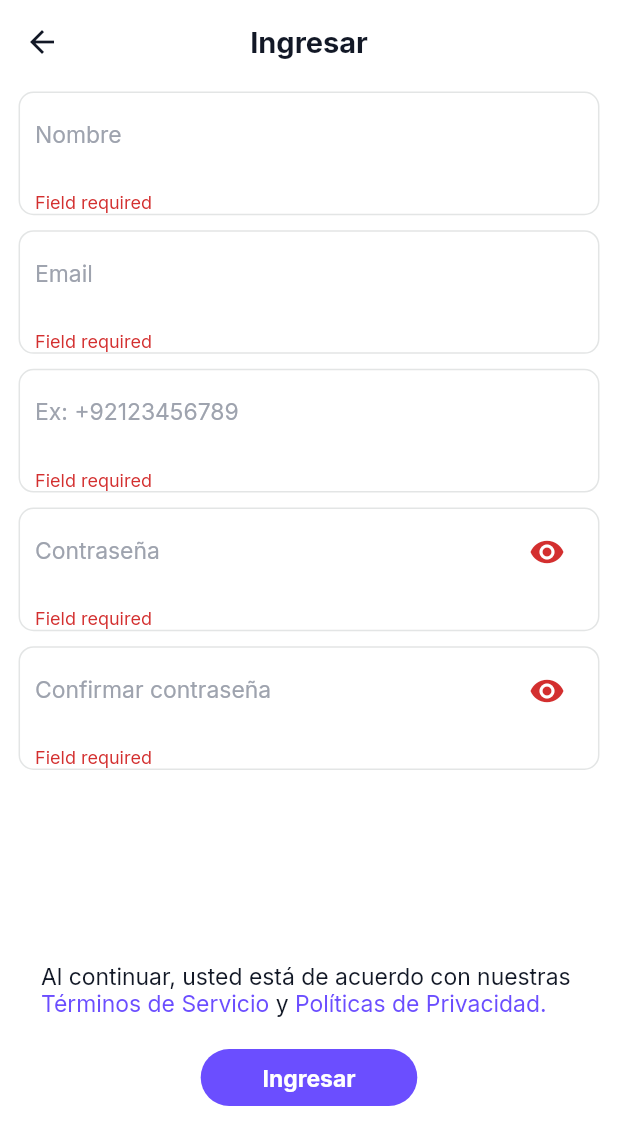
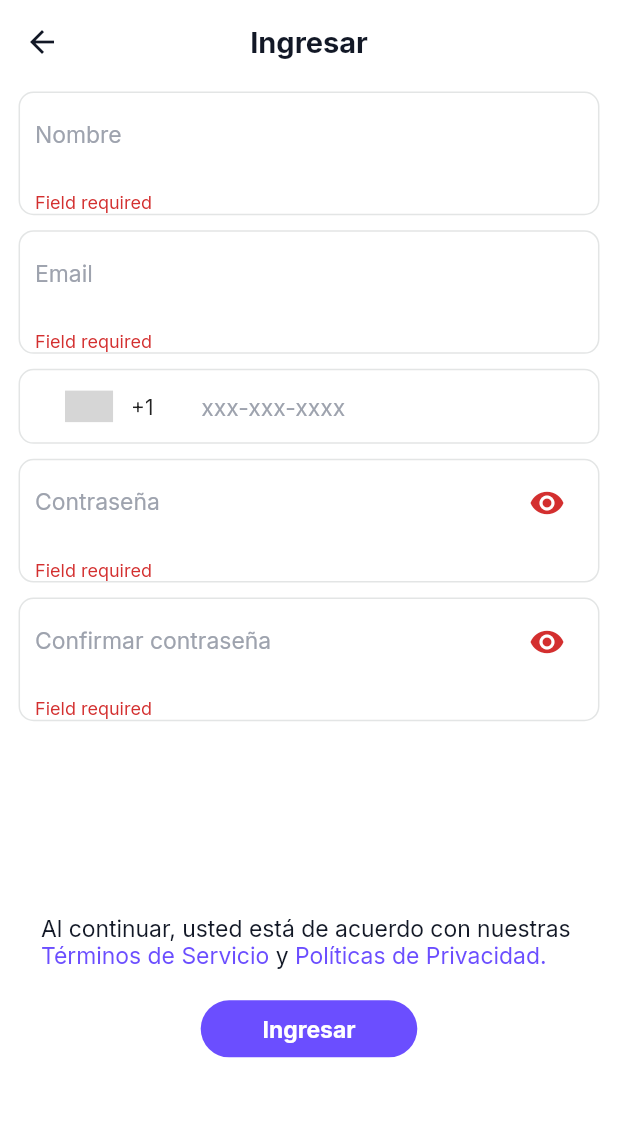
Before and after one commit to mimib00/o_mejor_oferta, a Flutter app: the RegisterScreen screen opened by its route, after a tap on "Ingresar", on a phone screen of 412 x 824 dp. Shown: the top 1145 px of the screen. Run offline on Flutter 3.47's test engine with Material 2 defaults, Android fonts, the phone set to English and light mode, and no system bars; drawn by our look-alikes of intl_phone_number_input; our stand-ins replace cached_network_image, carousel_slider, dio, firebase_core, firebase_messaging, firebase_storage and 16 more; missing offline and left inert: flutter_stripe, latlng, map; accounts and stored records are empty; network calls fail; statements that could not run were skipped; grey boxes are pictures that could not be loaded.

Commit message:
fixed minor issues

```diff
--- a/lib/views/auth/controller/register_controller.dart
+++ b/lib/views/auth/controller/register_controller.dart
@@ -4,7 +4,8 @@ import 'package:get/get.dart';
 class RegisterController extends GetxController {
   final GlobalKey<FormState> registerForm = GlobalKey<FormState>();
   final TextEditingController email = TextEditingController();
-  final TextEditingController phone = TextEditingController();
   final TextEditingController password = TextEditingController();
   final TextEditingController name = TextEditingController();
+
+  String phone = "";
 }
--- a/lib/views/auth/login.dart
+++ b/lib/views/auth/login.dart
@@ -32,7 +32,7 @@ class LoginScreen extends GetView<LoginController> {
                   labelText: "email_title".tr,
                   validator: (value) {
                     if (value == null || value.isEmpty) return "Field required";
-                    if (!value.isEmail) return "Email miss formatted";
+                    if (!value.trim().isEmail) return "Email miss formatted";
                     return null;
                   },
                 ),
--- a/lib/views/auth/register.dart
+++ b/lib/views/auth/register.dart
@@ -1,5 +1,6 @@
 import 'package:flutter/material.dart';
 import 'package:get/get.dart';
+import 'package:intl_phone_number_input/intl_phone_number_input.dart';
 import 'package:mejor_oferta/core/routes/routes.dart';
 import 'package:mejor_oferta/meta/utils/constants.dart';
 import 'package:mejor_oferta/meta/widgets/text_input.dart';
@@ -37,19 +38,32 @@ class RegisterScreen extends GetView<RegisterController> {
                   labelText: "Email",
                   validator: (value) {
                     if (value == null || value.isEmpty) return "Field required";
-                    if (!value.isEmail) return "Email miss formatted";
+                    if (!value.trim().isEmail) return "Email miss formatted";
                     return null;
                   },
                 ),
-                CustomTextInput(
-                  controller: controller.phone,
-                  labelText: "Ex: +92123456789",
-                  keyboardType: TextInputType.phone,
-                  validator: (value) {
-                    if (value == null || value.isEmpty) return "Field required";
-                    if (!value.isPhoneNumber) return "Please enter a valid phone number";
-                    return null;
-                  },
+                Container(
+                  margin: const EdgeInsets.symmetric(vertical: 5),
+                  padding: const EdgeInsets.symmetric(horizontal: 10),
+                  decoration: BoxDecoration(
+                    color: kWhiteColor,
+                    borderRadius: BorderRadius.circular(10),
+                    border: Border.all(color: const Color(0xffE3E5E5), width: 1),
+                  ),
+                  child: InternationalPhoneNumberInput(
+                    countries: const ["US"],
+                    validator: (value) {
+                      if (value == null || value.isEmpty) return "Field required";
+                      if (!value.trim().isPhoneNumber) return "Please enter a valid phone number";
+                      return null;
+                    },
+                    onInputChanged: (value) {
+                      controller.phone = value.phoneNumber ?? "";
+                    },
+                    inputDecoration: const InputDecoration(
+                      hintText: "xxx-xxx-xxxx",
+                    ),
+                  ),
                 ),
                 CustomTextInput(
                   controller: controller.password,
@@ -98,7 +112,7 @@ class RegisterScreen extends GetView<RegisterController> {
                             Routes.otp,
                             parameters: {
                               "signup": "true",
-                              "phone": controller.phone.text.trim(),
+                              "phone": controller.phone.trim(),
                               "name": controller.name.text.trim(),
                               "email": controller.email.text.trim(),
                               "password": controller.password.text.trim(),
--- a/pubspec.yaml
+++ b/pubspec.yaml
@@ -64,6 +64,7 @@ dependencies:
   flutter_stripe: ^7.0.0
   pull_to_refresh: ^2.0.0
   url_launcher: ^6.1.8
+  intl_phone_number_input: ^0.7.2
 
 dev_dependencies:
   flutter_test:
```
Also changed, not shown: pubspec.lock, 2 other files.
